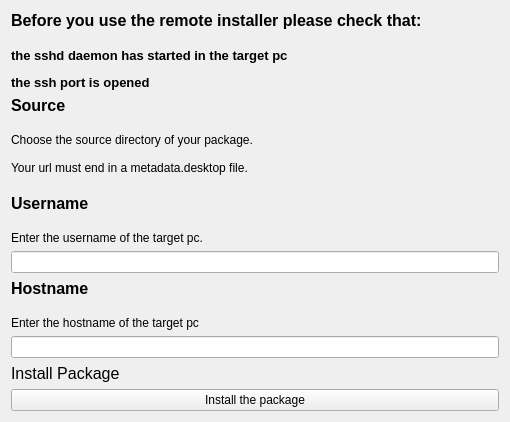
Above: plasmate/publisher/remoteinstaller/remoteinstaller.ui from KDE/plasma-sdk before the change. Below: the same form after it.
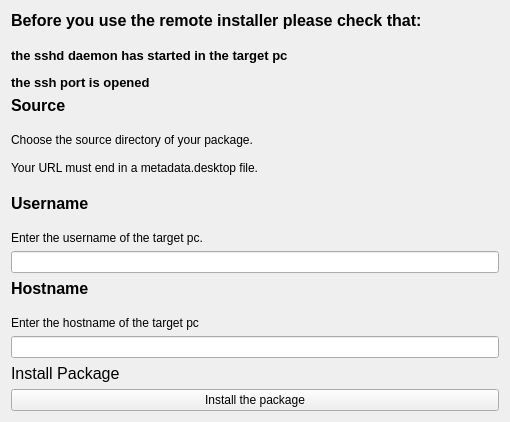
That is the form after the change. Custom widgets are drawn as their Qt base class.

Diff of the .ui file:
```diff
--- a/plasmate/publisher/remoteinstaller/remoteinstaller.ui
+++ b/plasmate/publisher/remoteinstaller/remoteinstaller.ui
@@ -43,7 +43,7 @@
      <property name="text">
       <string>Choose the source directory of your package.
 
-Your url must end in a metadata.desktop file.</string>
+Your URL must end in a metadata.desktop file.</string>
      </property>
     </widget>
    </item>
```
